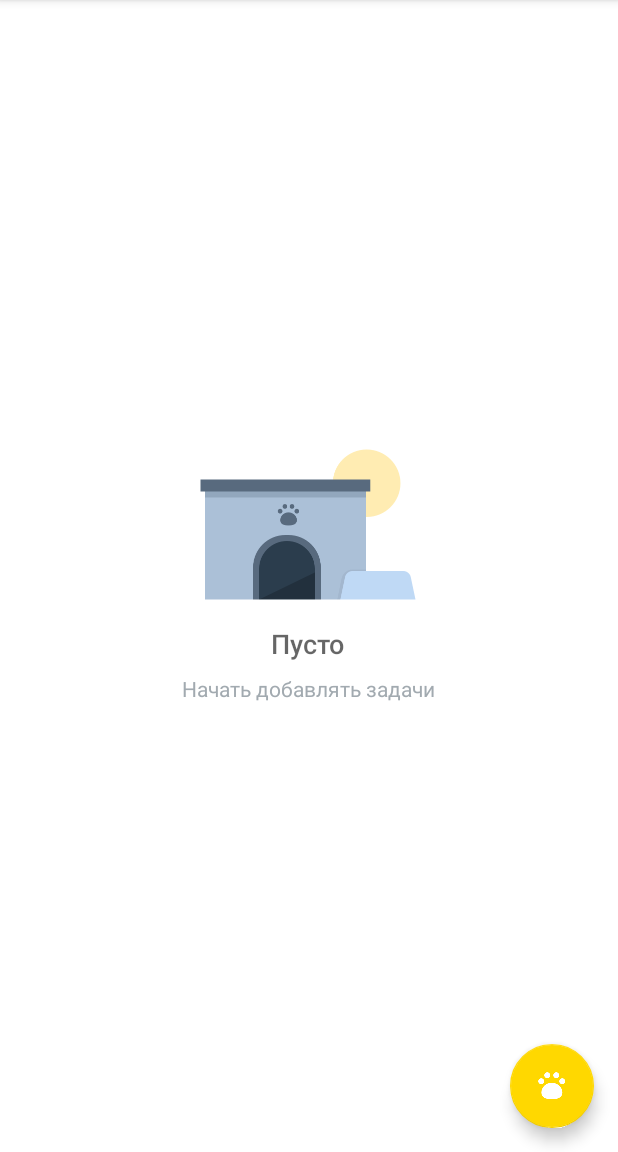
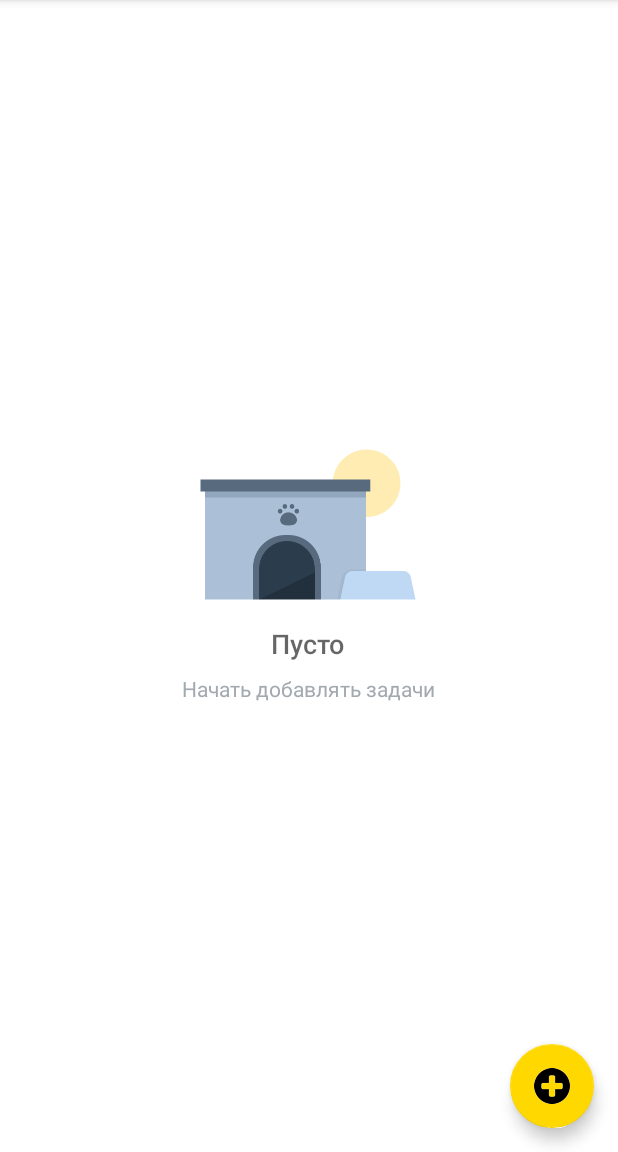
Before and after one commit to tatyanadolnikova/todo, an Android app: the screen it shows after launch (CatalogActivity), on a phone screen of 412 x 824 dp, the part 84-1236 px from its top. Run offline under Robolectric (Android 15) with nearby library versions, the phone set to English and light mode, and no system bars.

Commit message:
Icons changed

```diff
--- a/app/src/main/res/layout/activity_catalog.xml
+++ b/app/src/main/res/layout/activity_catalog.xml
@@ -55,5 +55,5 @@
         android:layout_alignParentBottom="true"
         android:layout_alignParentRight="true"
         android:layout_margin="@dimen/fab_margin"
-        android:src="@drawable/ic_add_pet"/>
+        android:src="@drawable/ic_add_task"/>
 </RelativeLayout>
--- a/app/src/main/res/layout/list_item.xml
+++ b/app/src/main/res/layout/list_item.xml
@@ -13,5 +13,5 @@
         android:layout_height="wrap_content"
         android:fontFamily="sans-serif"
         android:textAppearance="?android:textAppearanceMedium"
-        android:textColor="#2B3D4D"  />
+        android:textColor="#2B3D4D"/>
 </LinearLayout>
```
Also changed, not shown: app/src/main/res/drawable-hdpi/ic_add_task.png (added), app/src/main/res/drawable-mdpi/ic_add_task.png (added), app/src/main/res/drawable-xhdpi/ic_add_task.png (added), app/src/main/res/drawable-xxhdpi/ic_add_task.png (added), app/src/main/res/drawable-xxxhdpi/ic_add_task.png (added), app/src/main/res/mipmap-hdpi/ic_launcher.png, app/src/main/res/mipmap-mdpi/ic_launcher.png, app/src/main/res/mipmap-xhdpi/ic_launcher.png, app/src/main/res/mipmap-xxhdpi/ic_launcher.png, app/src/main/res/mipmap-xxxhdpi/ic_launcher.png.
